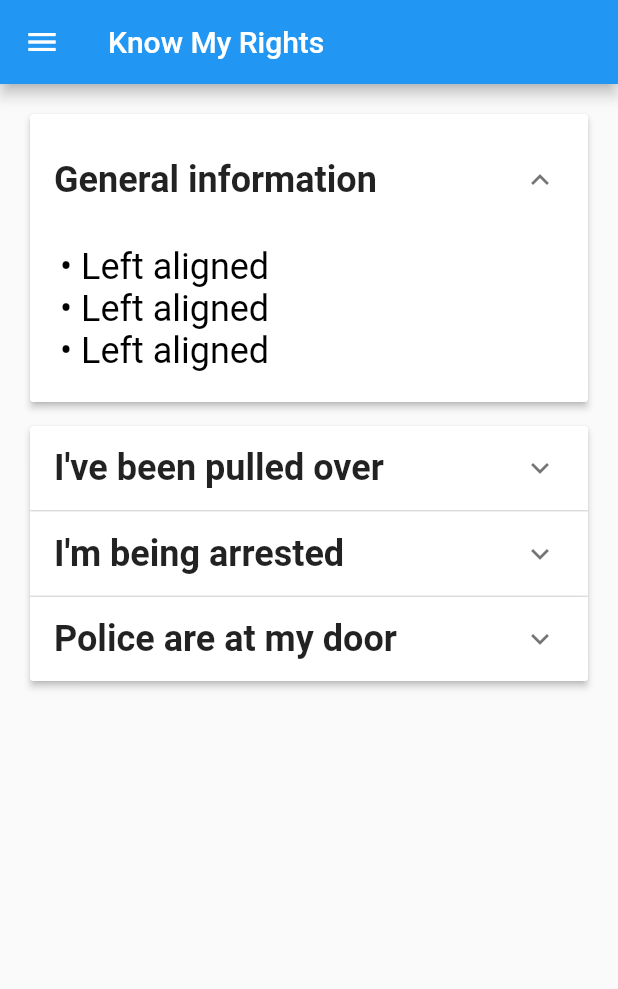
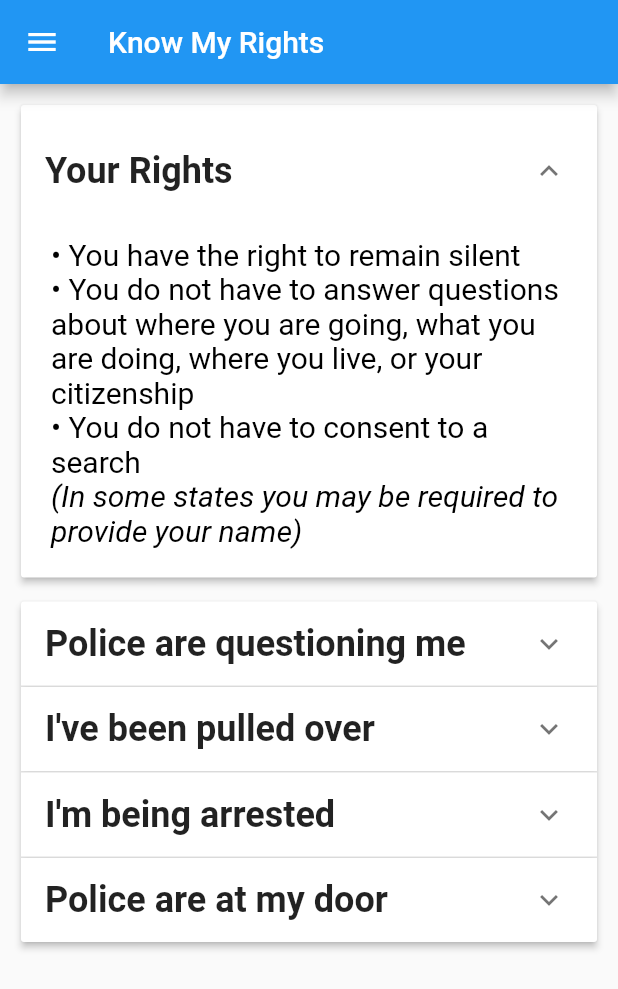
Before and after one commit to lfbettcher/BLM_hackathon, a Flutter app: the MyRights screen opened directly, on a phone screen of 412 x 824 dp. Shown: the top 989 px of the screen. Run offline on Flutter 3.47's test engine with Material 2 defaults, Android fonts, the phone set to English and light mode, and no system bars; our stand-ins replace cloud_firestore, firebase_auth, flutter_spinkit, geolocator, image_picker, percent_indicator; missing offline and left inert: firebase_ml_vision, twilio_flutter; accounts and stored records are empty.

Commit message:
Add rights

```diff
--- a/lib/screens/menuActions/know_my_rights/know_my_rights.dart
+++ b/lib/screens/menuActions/know_my_rights/know_my_rights.dart
@@ -8,7 +8,7 @@ import 'package:blmhackathon/services/auth.dart';
 import 'package:provider/provider.dart';
 import 'package:blmhackathon/shared/loading.dart';
 import 'package:blmhackathon/shared/navigationMenu.dart';
-import 'dart:convert'; // for json
+//import 'dart:convert'; // for json
 
 class MyRights extends StatefulWidget {
   @override
@@ -17,23 +17,42 @@ class MyRights extends StatefulWidget {
 
 class _MyRightsState extends State<MyRights> {
 
+  static final bodyTextSize = 20.0;
+
   List<Rights> rightsList = [
     Rights(
         true, // isExpanded
-        "General information", // header
+        "Your Rights", // header
         Padding( // body text
             padding: EdgeInsets.only(left: 20.0, top: 0.0, right: 20.0, bottom: 20.0),
             child: DefaultTextStyle(
-                style: TextStyle(fontSize: 24, color: Colors.black),
-                child: Align(
-                    alignment: Alignment.centerLeft,
+                style: TextStyle(fontSize: bodyTextSize, color: Colors.black),
                 child: Column(
+                    crossAxisAlignment: CrossAxisAlignment.stretch,
                     children: <Widget>[
-                          Text("\u2022 Left aligned"),
-                          Text("\u2022 Left aligned"),
-                          Text("\u2022 Left aligned")
+                      Text("\u2022 You have the right to remain silent"),
+                      Text("\u2022 You do not have to answer questions about where you are going, what you are doing, where you live, or your citizenship"),
+                      Text("\u2022 You do not have to consent to a search"),
+                      Text("(In some states you may be required to provide your name)", style: TextStyle(fontStyle: FontStyle.italic)),
                     ]
                 )
+            )
+        )
+    ),
+    Rights(
+        false, // isExpanded
+        "Police are questioning me", // header
+        Padding( // body text
+            padding: EdgeInsets.only(left: 20.0, top: 0.0, right: 20.0, bottom: 20.0),
+            child: DefaultTextStyle(
+                style: TextStyle(fontSize: bodyTextSize, color: Colors.black),
+                child: Column(
+                    crossAxisAlignment: CrossAxisAlignment.stretch,
+                    children: <Widget>[
+                      Text("\u2022 Say you wish to remain silent"),
+                      Text("\u2022 Do not answer questions"),
+                      Text("\u2022 Do not lie or give false documents"),
+                    ]
                 )
             )
         )
@@ -44,16 +63,16 @@ class _MyRightsState extends State<MyRights> {
         Padding( // body text
             padding: EdgeInsets.only(left: 20.0, top: 0.0, right: 20.0, bottom: 20.0),
             child: DefaultTextStyle(
-                style: TextStyle(fontSize: 24, color: Colors.black),
-                child: Align(
-                    alignment: Alignment.centerLeft,
+                style: TextStyle(fontSize: bodyTextSize, color: Colors.black),
                 child: Column(
+                    crossAxisAlignment: CrossAxisAlignment.stretch,
                     children: <Widget>[
-                          Text("\u2022 Left aligned"),
-                          Text("\u2022 Left aligned"),
-                          Text("\u2022 Left aligned")
+                      Text("\u2022 Turn off the car, turn on the light inside the car, open the window partway"),
+                      Text("\u2022 Put hands on steering wheel"),
+                      Text("\u2022 Tell officer before reaching for something"),
+                      Text("\u2022 Avoid sudden movements"),
+                      Text("\u2022 Keep your hands where the officer can see them"),
                     ]
-                    )
                 )
             )
         )
@@ -64,16 +83,15 @@ class _MyRightsState extends State<MyRights> {
         Padding( // body text
             padding: EdgeInsets.only(left: 20.0, top: 0.0, right: 20.0, bottom: 20.0),
             child: DefaultTextStyle(
-                style: TextStyle(fontSize: 24, color: Colors.black),
-                child: Align(
-                    alignment: Alignment.centerLeft,
+                style: TextStyle(fontSize: bodyTextSize, color: Colors.black),
                 child: Column(
+                    crossAxisAlignment: CrossAxisAlignment.stretch,
                     children: <Widget>[
-                          Text("\u2022 Left aligned"),
-                          Text("\u2022 Left aligned"),
-                          Text("\u2022 Left aligned")
+                      Text("\u2022 Do not resist arrest"),
+                      Text("\u2022 Say you wish to remain silent"),
+                      Text("\u2022 Don't answer any questions"),
+                      Text("\u2022 Ask for a lawyer"),
                     ]
-                    )
                 )
             )
         )
@@ -84,16 +102,16 @@ class _MyRightsState extends State<MyRights> {
         Padding( // body text
             padding: EdgeInsets.only(left: 20.0, top: 0.0, right: 20.0, bottom: 20.0),
             child: DefaultTextStyle(
-                style: TextStyle(fontSize: 24, color: Colors.black),
-                child: Align(
-                    alignment: Alignment.centerLeft,
+                style: TextStyle(fontSize: bodyTextSize, color: Colors.black),
                 child: Column(
+                    crossAxisAlignment: CrossAxisAlignment.stretch,
                     children: <Widget>[
-                          Text("\u2022 Left aligned"),
-                          Text("\u2022 Left aligned"),
-                          Text("\u2022 Left aligned")
+                      Text("\u2022 Do not invite the officer in"),
+                      Text("\u2022 Talk to them through the door and ask for ID"),
+                      Text("\u2022 If they have a warrant, ask them to slip it under the door or hold it up so you can read it"),
+                      Text("\u2022 Warrant should be signed by a judge and list your address or name"),
+                      Text("\u2022 Even with a warrant, you have the right to remain silent"),
                     ]
-                    )
                 )
             )
         )
@@ -124,7 +142,7 @@ class _MyRightsState extends State<MyRights> {
                 body: ListView(
                   children: [
                     Padding(
-                      padding: EdgeInsets.all(20.0),
+                      padding: EdgeInsets.all(14.0),
                       child: ExpansionPanelList(
                         expansionCallback: (int index, bool isExpanded) {
                           setState(() {
```
Lines whose indentation alone changed are shown as unchanged.
